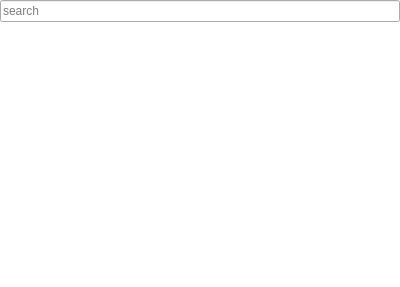
First picture: the form in src/shotcut/RecentDock/recentdock.ui, repository hansewu/MovieMator, before the edit.
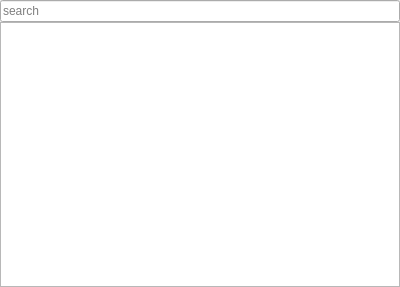
Second picture: the form after the edit. Icons and pictures are not drawn. Custom widgets are drawn as their Qt base class.

Commit message: 合并RecentDock的修改：显示缩略图形式

```diff
--- a/src/shotcut/RecentDock/recentdock.ui
+++ b/src/shotcut/RecentDock/recentdock.ui
@@ -13,7 +13,7 @@
   <property name="minimumSize">
    <size>
     <width>150</width>
-    <height>121</height>
+    <height>188</height>
    </size>
   </property>
   <property name="windowIcon">
@@ -51,28 +51,25 @@
      </widget>
     </item>
     <item>
-     <widget class="QListView" name="listWidget">
+     <widget class="RecentTableView" name="tableView">
       <property name="contextMenuPolicy">
        <enum>Qt::CustomContextMenu</enum>
       </property>
-      <property name="frameShape">
-       <enum>QFrame::NoFrame</enum>
-      </property>
-      <property name="horizontalScrollBarPolicy">
-       <enum>Qt::ScrollBarAlwaysOff</enum>
-      </property>
-      <property name="editTriggers">
-       <set>QAbstractItemView::NoEditTriggers</set>
-      </property>
-      <property name="alternatingRowColors">
-       <bool>false</bool>
-      </property>
       <property name="selectionMode">
        <enum>QAbstractItemView::SingleSelection</enum>
       </property>
-      <property name="spacing">
-       <number>2</number>
+      <property name="selectionBehavior">
+       <enum>QAbstractItemView::SelectRows</enum>
       </property>
+      <attribute name="horizontalHeaderHighlightSections">
+       <bool>false</bool>
+      </attribute>
+      <attribute name="horizontalHeaderStretchLastSection">
+       <bool>true</bool>
+      </attribute>
+      <attribute name="verticalHeaderVisible">
+       <bool>false</bool>
+      </attribute>
      </widget>
     </item>
    </layout>
@@ -116,6 +113,11 @@
    <extends>QLineEdit</extends>
    <header>widgets/lineeditclear.h</header>
   </customwidget>
+  <customwidget>
+   <class>RecentTableView</class>
+   <extends>QTableView</extends>
+   <header>recenttableview.h</header>
+  </customwidget>
  </customwidgets>
  <resources/>
  <connections/>
```
The commit also changes 10 other files.
